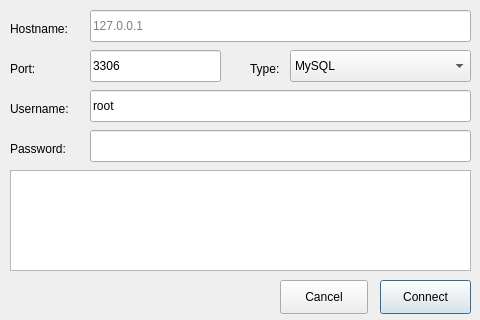
Above: ui/dialogs/NewConnection.ui from daqt/daqt before the change. Below: the same form after it.
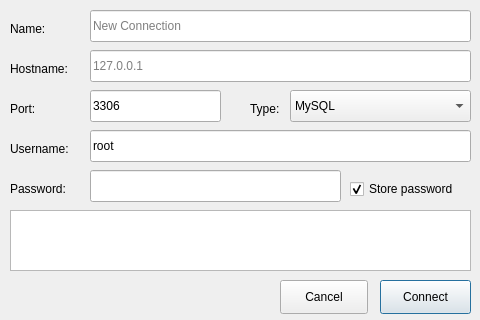
That is the form after the change.

Patch:
```diff
--- a/ui/dialogs/NewConnection.ui
+++ b/ui/dialogs/NewConnection.ui
@@ -36,7 +36,7 @@
    <property name="geometry">
     <rect>
      <x>90</x>
-     <y>10</y>
+     <y>50</y>
      <width>381</width>
      <height>32</height>
     </rect>
@@ -49,7 +49,7 @@
    <property name="geometry">
     <rect>
      <x>10</x>
-     <y>20</y>
+     <y>60</y>
      <width>71</width>
      <height>18</height>
     </rect>
@@ -62,7 +62,7 @@
    <property name="geometry">
     <rect>
      <x>90</x>
-     <y>50</y>
+     <y>90</y>
      <width>131</width>
      <height>32</height>
     </rect>
@@ -87,7 +87,7 @@
    <property name="geometry">
     <rect>
      <x>10</x>
-     <y>60</y>
+     <y>100</y>
      <width>71</width>
      <height>18</height>
     </rect>
@@ -113,7 +113,7 @@
    <property name="geometry">
     <rect>
      <x>250</x>
-     <y>60</y>
+     <y>100</y>
      <width>41</width>
      <height>18</height>
     </rect>
@@ -126,7 +126,7 @@
    <property name="geometry">
     <rect>
      <x>290</x>
-     <y>50</y>
+     <y>90</y>
      <width>181</width>
      <height>32</height>
     </rect>
@@ -141,7 +141,7 @@
    <property name="geometry">
     <rect>
      <x>90</x>
-     <y>90</y>
+     <y>130</y>
      <width>381</width>
      <height>32</height>
     </rect>
@@ -157,7 +157,7 @@
    <property name="geometry">
     <rect>
      <x>10</x>
-     <y>100</y>
+     <y>140</y>
      <width>71</width>
      <height>18</height>
     </rect>
@@ -170,7 +170,7 @@
    <property name="geometry">
     <rect>
      <x>10</x>
-     <y>140</y>
+     <y>180</y>
      <width>71</width>
      <height>18</height>
     </rect>
@@ -183,8 +183,8 @@
    <property name="geometry">
     <rect>
      <x>90</x>
-     <y>130</y>
-     <width>381</width>
+     <y>170</y>
+     <width>251</width>
      <height>32</height>
     </rect>
    </property>
@@ -205,9 +205,9 @@
    <property name="geometry">
     <rect>
      <x>10</x>
-     <y>170</y>
+     <y>210</y>
      <width>461</width>
-     <height>101</height>
+     <height>61</height>
     </rect>
    </property>
    <property name="styleSheet">
@@ -224,6 +224,57 @@
 &lt;p style=&quot;-qt-paragraph-type:empty; margin-top:0px; margin-bottom:0px; margin-left:0px; margin-right:0px; -qt-block-indent:0; text-indent:0px; color:#ff0000;&quot;&gt;&lt;br /&gt;&lt;/p&gt;&lt;/body&gt;&lt;/html&gt;</string>
    </property>
   </widget>
+  <widget class="QCheckBox" name="checkPassword">
+   <property name="geometry">
+    <rect>
+     <x>350</x>
+     <y>178</y>
+     <width>121</width>
+     <height>22</height>
+    </rect>
+   </property>
+   <property name="text">
+    <string>Store password</string>
+   </property>
+   <property name="checked">
+    <bool>true</bool>
+   </property>
+  </widget>
+  <widget class="QLabel" name="labelConnectionName">
+   <property name="geometry">
+    <rect>
+     <x>10</x>
+     <y>20</y>
+     <width>71</width>
+     <height>18</height>
+    </rect>
+   </property>
+   <property name="text">
+    <string>Name:</string>
+   </property>
+  </widget>
+  <widget class="QLineEdit" name="editName">
+   <property name="geometry">
+    <rect>
+     <x>90</x>
+     <y>10</y>
+     <width>381</width>
+     <height>32</height>
+    </rect>
+   </property>
+   <property name="inputMethodHints">
+    <set>Qt::ImhNone</set>
+   </property>
+   <property name="text">
+    <string/>
+   </property>
+   <property name="maxLength">
+    <number>64</number>
+   </property>
+   <property name="placeholderText">
+    <string>New Connection</string>
+   </property>
+  </widget>
  </widget>
  <tabstops>
   <tabstop>editHostname</tabstop>
```
Left out of the diff: 7 changed lines with no effect on the pictures.
